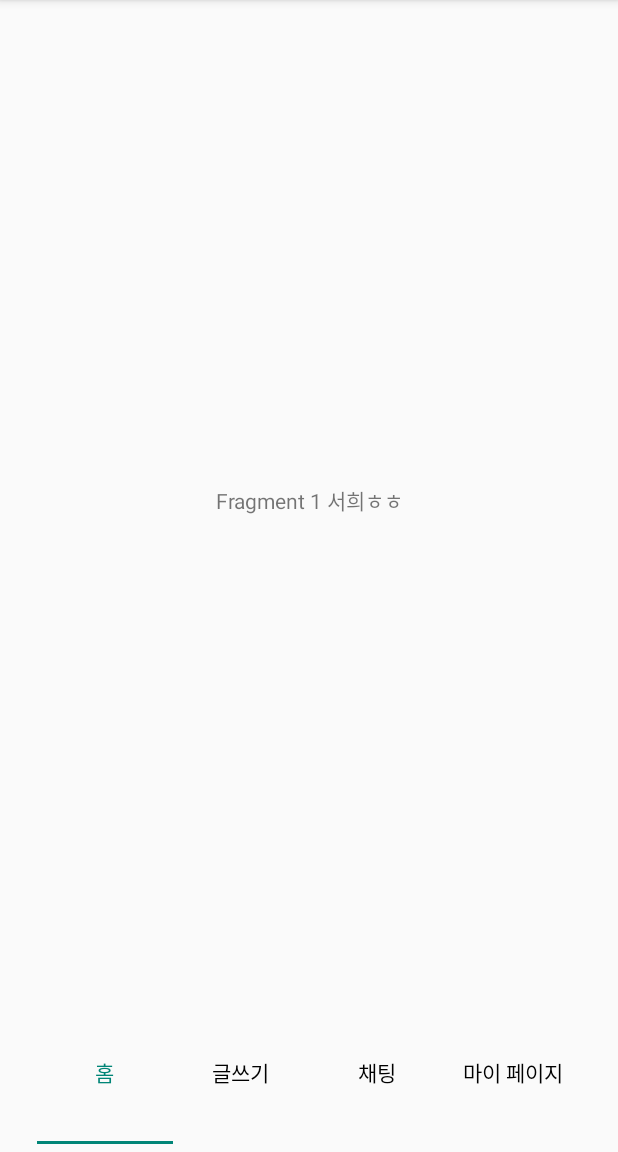
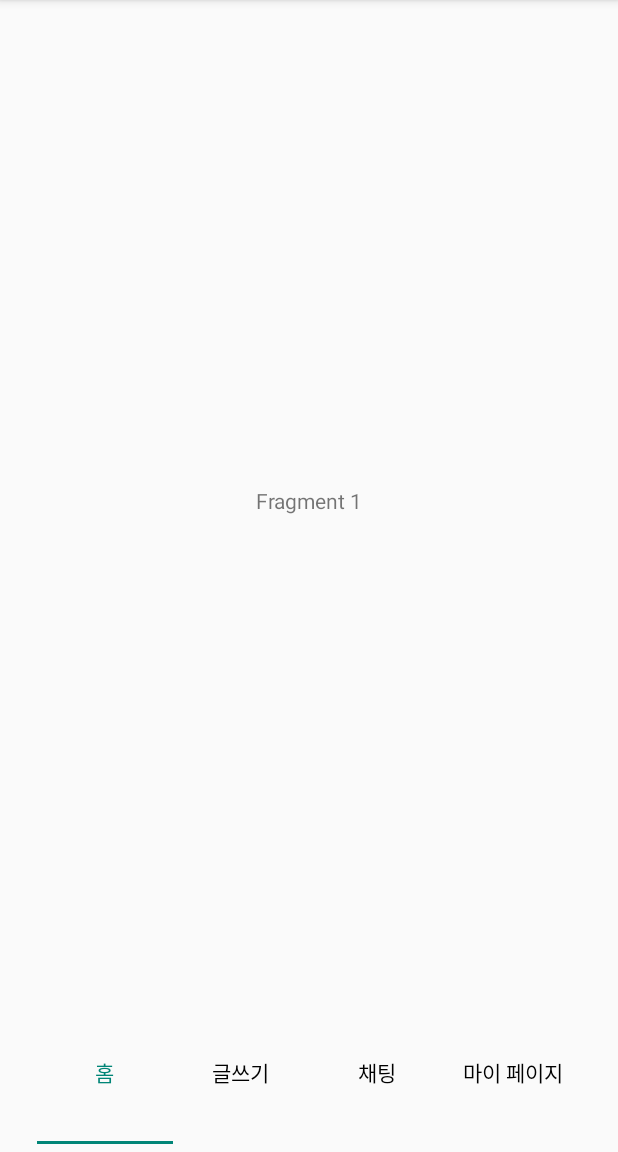
Before and after one commit to syoung125/K-Lab-group-buying-, an Android app: the screen it shows after launch (MainActivity), on a phone screen of 412 x 824 dp, the part 84-1236 px from its top. Run offline under Robolectric (Android 15) with nearby library versions, the phone set to English and light mode, and no system bars.

Commit message:
Update fragment_fragment1.xml

```diff
--- a/app/src/main/res/layout/fragment_fragment1.xml
+++ b/app/src/main/res/layout/fragment_fragment1.xml
@@ -10,6 +10,6 @@
             android:gravity="center"
             android:layout_width="match_parent"
             android:layout_height="match_parent"
-            android:text="Fragment 1 서희ㅎㅎ"/>
+            android:text="Fragment 1"/>
 
 </FrameLayout>
```
